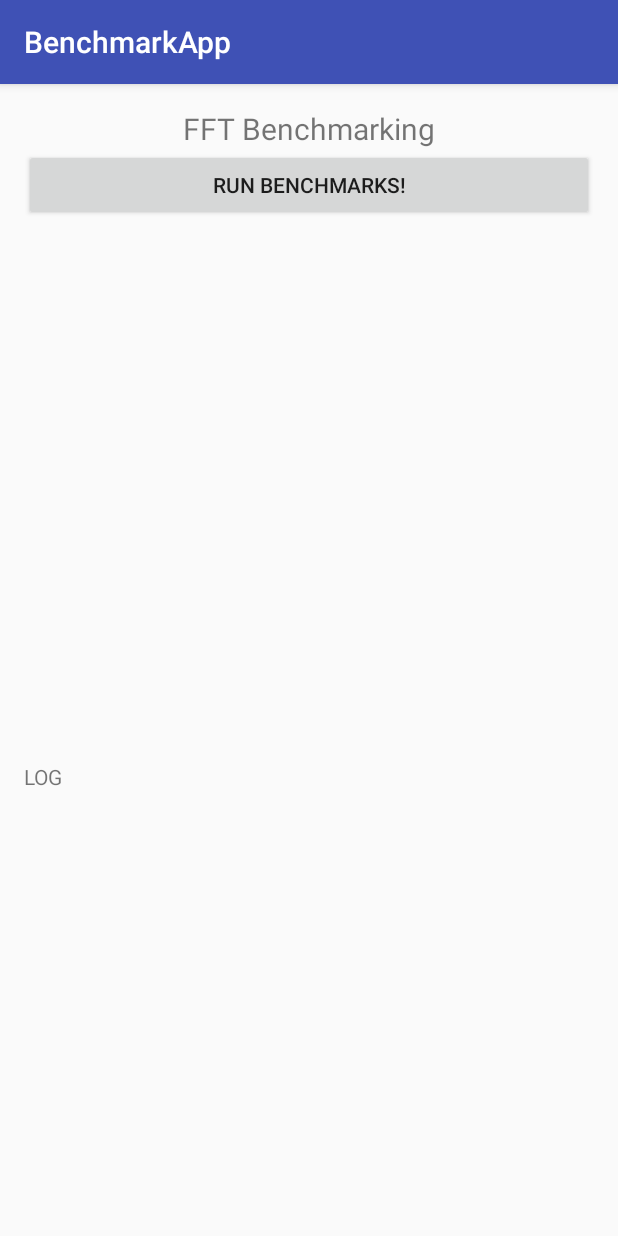
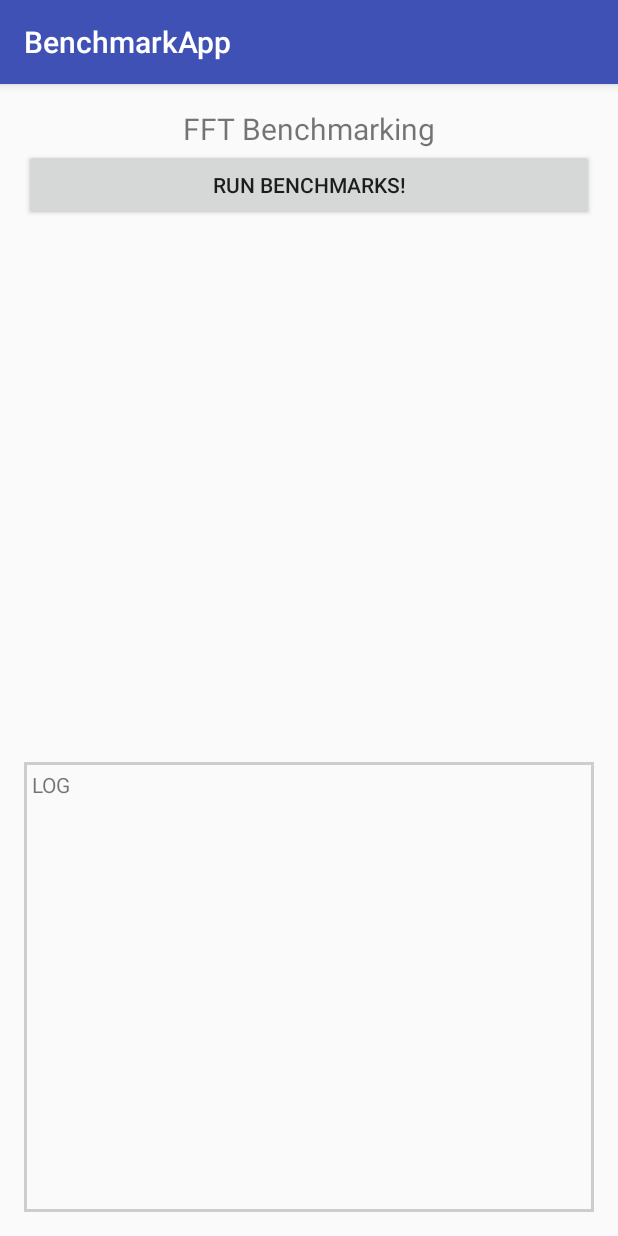
Before and after one commit to anddani/thesis, an Android app: the screen it shows after launch (MainActivity), on a phone screen of 412 x 824 dp. Run offline under Robolectric (Android 15) with nearby library versions, the phone set to English and light mode, and no system bars; 2 statements that could not run were skipped.

Commit message:
Added border around log window

```diff
--- /dev/null
+++ b/BenchmarkApp/app/src/main/res/drawable/border.xml
@@ -0,0 +1,7 @@
+<?xml version="1.0" encoding="utf-8"?>
+<shape xmlns:android="http://schemas.android.com/apk/res/android"
+    android:shape="rectangle" >
+    <stroke
+        android:width="2dp"
+        android:color="#cdcdcd" />
+</shape>
--- a/BenchmarkApp/app/src/main/res/layout/activity_main.xml
+++ b/BenchmarkApp/app/src/main/res/layout/activity_main.xml
@@ -26,6 +26,8 @@
         android:layout_height="wrap_content" />
 
     <TextView
+        android:padding="5dp"
+        android:background="@drawable/border"
         android:id="@+id/log_text"
         android:layout_alignParentBottom="true"
         android:text="@string/log_title"
```
